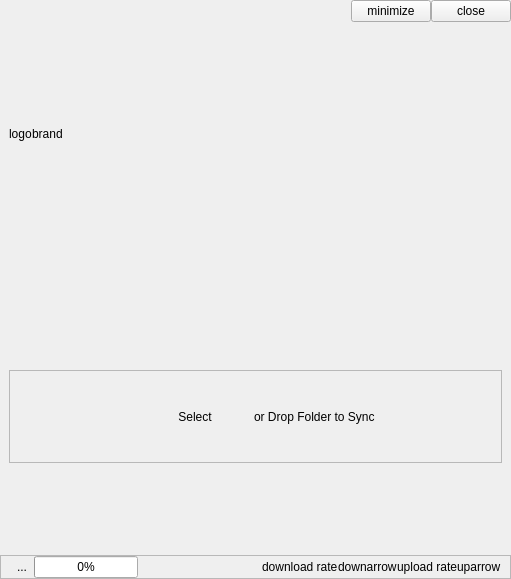
Above: ui/cloud-view.ui from haiwen/seafile-client before the change. Below: the same form after it.
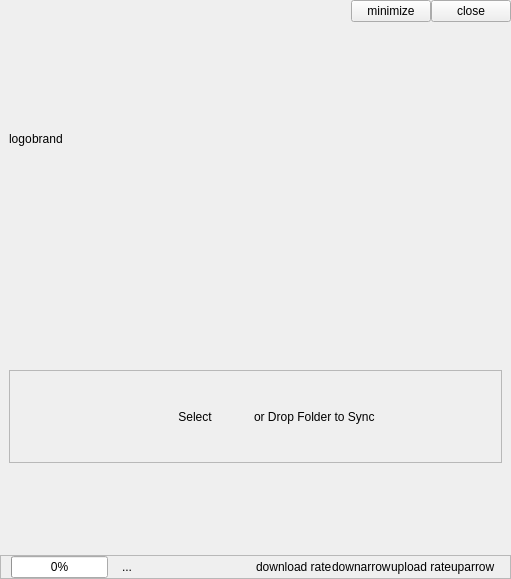
That is the form after the change.

```diff
--- a/ui/cloud-view.ui
+++ b/ui/cloud-view.ui
@@ -45,7 +45,7 @@
        <number>0</number>
       </property>
       <property name="bottomMargin">
-       <number>10</number>
+       <number>0</number>
       </property>
       <item>
        <widget class="QLabel" name="mLogo">
@@ -233,12 +233,38 @@
       <property name="spacing">
        <number>0</number>
       </property>
+      <property name="leftMargin">
+       <number>10</number>
+      </property>
+      <property name="rightMargin">
+       <number>15</number>
+      </property>
       <property name="topMargin">
        <number>0</number>
       </property>
       <property name="bottomMargin">
        <number>0</number>
       </property>
+      <item>
+       <widget class="QProgressBar" name="mStorageUsage">
+        <property name="value">
+         <number>0</number>
+        </property>
+       </widget>
+      </item>
+      <item>
+       <spacer name="horizontalSpacer_4">
+        <property name="orientation">
+         <enum>Qt::Horizontal</enum>
+        </property>
+        <property name="minimumsize" stdset="0">
+         <size>
+          <width>20</width>
+          <height>20</height>
+         </size>
+        </property>
+       </spacer>
+      </item>
       <item>
        <widget class="QToolButton" name="mServerStatusBtn">
         <property name="text">
@@ -249,13 +275,6 @@
         </property>
        </widget>
       </item>
-      <item>
-       <widget class="QProgressBar" name="mStorageUsage">
-        <property name="value">
-         <number>0</number>
-        </property>
-       </widget>
-      </item>
       <item>
        <spacer name="horizontalSpacer_3">
         <property name="orientation">
@@ -263,7 +282,7 @@
         </property>
         <property name="sizeHint" stdset="0">
          <size>
-          <width>40</width>
+          <width>20</width>
           <height>20</height>
          </size>
         </property>
```
